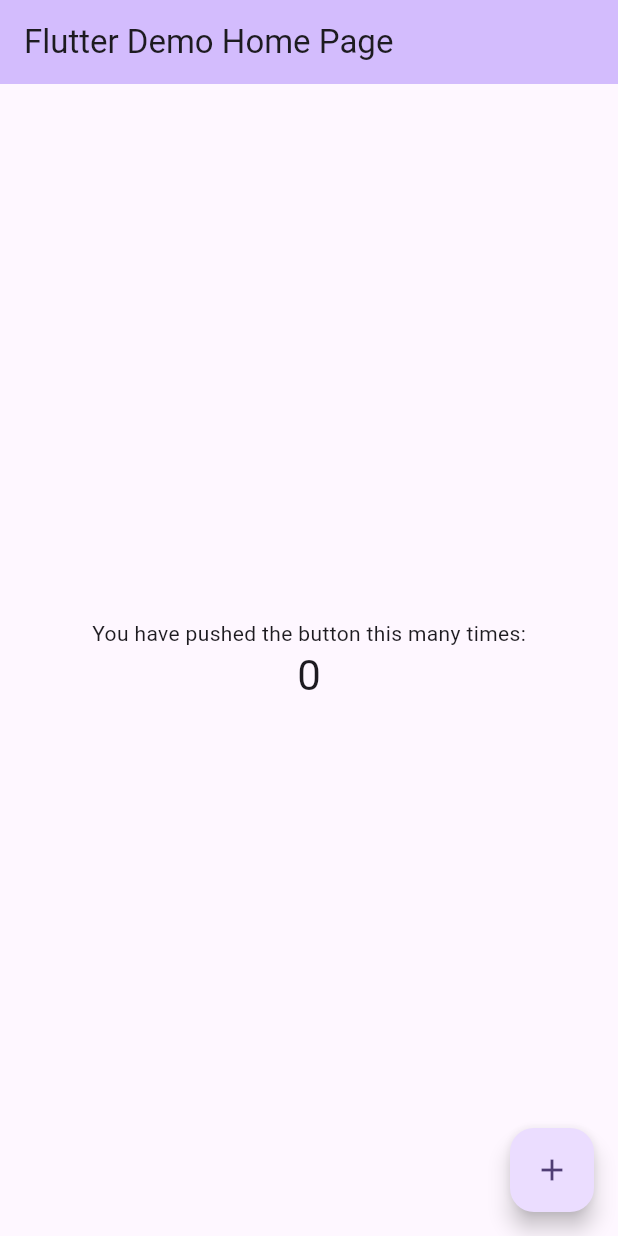
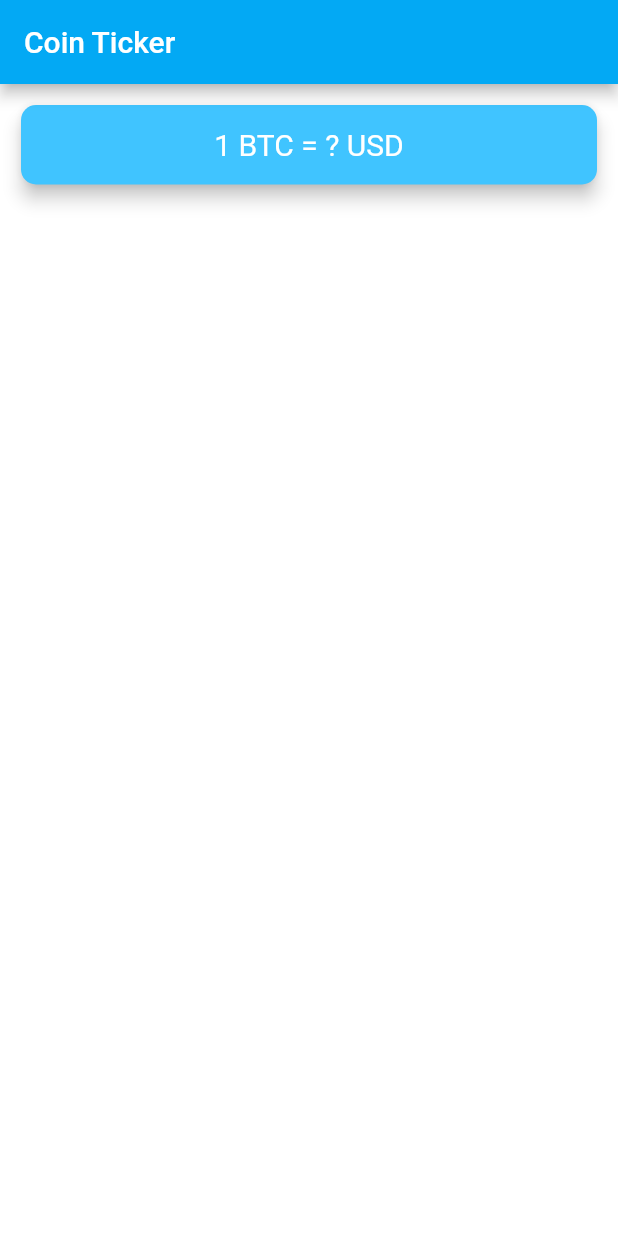
Before and after one commit to mazharaa/bitcoin_ticker, a Flutter app: the screen it shows after launch, on a phone screen of 412 x 824 dp. Run offline on Flutter 3.47's test engine with Material 2 defaults, Android fonts, the phone set to English and light mode, and no system bars.

Commit message:
Update on README.md, coin_data.dart, main.dart, and price_screen.dart.

```diff
--- a/lib/main.dart
+++ b/lib/main.dart
@@ -1,3 +1,4 @@
+import 'package:bitcoin_ticker/price_screen.dart';
 import 'package:flutter/material.dart';
 
 void main() {
@@ -12,114 +13,13 @@ class MyApp extends StatelessWidget {
   Widget build(BuildContext context) {
     return MaterialApp(
       title: 'Flutter Demo',
-      theme: ThemeData(
-        // This is the theme of your application.
-        //
-        // TRY THIS: Try running your application with "flutter run". You'll see
-        // the application has a blue toolbar. Then, without quitting the app,
-        // try changing the seedColor in the colorScheme below to Colors.green
-        // and then invoke "hot reload" (save your changes or press the "hot
-        // reload" button in a Flutter-supported IDE, or press "r" if you used
-        // the command line to start the app).
-        //
-        // Notice that the counter didn't reset back to zero; the application
-        // state is not lost during the reload. To reset the state, use hot
-        // restart instead.
-        //
-        // This works for code too, not just values: Most code changes can be
-        // tested with just a hot reload.
-        colorScheme: ColorScheme.fromSeed(seedColor: Colors.deepPurple),
-        useMaterial3: true,
+      theme: ThemeData.dark().copyWith(
+        colorScheme: const ColorScheme.light().copyWith(
+          primary: Colors.lightBlue
+        ),
+        scaffoldBackgroundColor: Colors.white
       ),
-      home: const MyHomePage(title: 'Flutter Demo Home Page'),
+      home: const PriceScreen(),
     );
   }
 }
-
-class MyHomePage extends StatefulWidget {
-  const MyHomePage({super.key, required this.title});
-
-  // This widget is the home page of your application. It is stateful, meaning
-  // that it has a State object (defined below) that contains fields that affect
-  // how it looks.
-
-  // This class is the configuration for the state. It holds the values (in this
-  // case the title) provided by the parent (in this case the App widget) and
-  // used by the build method of the State. Fields in a Widget subclass are
-  // always marked "final".
-
-  final String title;
-
-  @override
-  State<MyHomePage> createState() => _MyHomePageState();
-}
-
-class _MyHomePageState extends State<MyHomePage> {
-  int _counter = 0;
-
-  void _incrementCounter() {
-    setState(() {
-      // This call to setState tells the Flutter framework that something has
-      // changed in this State, which causes it to rerun the build method below
-      // so that the display can reflect the updated values. If we changed
-      // _counter without calling setState(), then the build method would not be
-      // called again, and so nothing would appear to happen.
-      _counter++;
-    });
-  }
-
-  @override
-  Widget build(BuildContext context) {
-    // This method is rerun every time setState is called, for instance as done
-    // by the _incrementCounter method above.
-    //
-    // The Flutter framework has been optimized to make rerunning build methods
-    // fast, so that you can just rebuild anything that needs updating rather
-    // than having to individually change instances of widgets.
-    return Scaffold(
-      appBar: AppBar(
-        // TRY THIS: Try changing the color here to a specific color (to
-        // Colors.amber, perhaps?) and trigger a hot reload to see the AppBar
-        // change color while the other colors stay the same.
-        backgroundColor: Theme.of(context).colorScheme.inversePrimary,
-        // Here we take the value from the MyHomePage object that was created by
-        // the App.build method, and use it to set our appbar title.
-        title: Text(widget.title),
-      ),
-      body: Center(
-        // Center is a layout widget. It takes a single child and positions it
-        // in the middle of the parent.
-        child: Column(
-          // Column is also a layout widget. It takes a list of children and
-          // arranges them vertically. By default, it sizes itself to fit its
-          // children horizontally, and tries to be as tall as its parent.
-          //
-          // Column has various properties to control how it sizes itself and
-          // how it positions its children. Here we use mainAxisAlignment to
-          // center the children vertically; the main axis here is the vertical
-          // axis because Columns are vertical (the cross axis would be
-          // horizontal).
-          //
-          // TRY THIS: Invoke "debug painting" (choose the "Toggle Debug Paint"
-          // action in the IDE, or press "p" in the console), to see the
-          // wireframe for each widget.
-          mainAxisAlignment: MainAxisAlignment.center,
-          children: <Widget>[
-            const Text(
-              'You have pushed the button this many times:',
-            ),
-            Text(
-              '$_counter',
-              style: Theme.of(context).textTheme.headlineMedium,
-            ),
-          ],
-        ),
-      ),
-      floatingActionButton: FloatingActionButton(
-        onPressed: _incrementCounter,
-        tooltip: 'Increment',
-        child: const Icon(Icons.add),
-      ), // This trailing comma makes auto-formatting nicer for build methods.
-    );
-  }
-}
--- a/lib/price_screen.dart
+++ b/lib/price_screen.dart
@@ -0,0 +1,48 @@
+import 'package:flutter/material.dart';
+
+class PriceScreen extends StatefulWidget {
+  const PriceScreen({super.key});
+
+  @override
+  State<PriceScreen> createState() => _PriceScreenState();
+}
+
+class _PriceScreenState extends State<PriceScreen> {
+  @override
+  Widget build(BuildContext context) {
+    return Scaffold(
+      appBar: AppBar(
+        title: const Text('Coin Ticker'),
+      ),
+      body: Column(
+        mainAxisAlignment: MainAxisAlignment.spaceBetween,
+        crossAxisAlignment: CrossAxisAlignment.stretch,
+        children: [
+          Padding(
+            padding: const EdgeInsets.all(10),
+            child: Card(
+              color: Colors.lightBlueAccent,
+              elevation: 5,
+              shape: RoundedRectangleBorder(
+                borderRadius: BorderRadius.circular(10)
+              ),
+              child: const Padding(
+                padding: EdgeInsets.symmetric(vertical: 15, horizontal: 28),
+                child: Text(
+                  '1 BTC = ? USD',
+                  textAlign: TextAlign.center,
+                  style: TextStyle(
+                    fontSize: 20,
+                    color: Colors.white
+                  ),
+                ),
+              ),
+            ),
+          ),
+          Container(
+          )
+        ],
+      ),
+    );
+  }
+}
```
Also changed, not shown: lib/coin_data.dart (+31 -0 lines), 1 other file.
